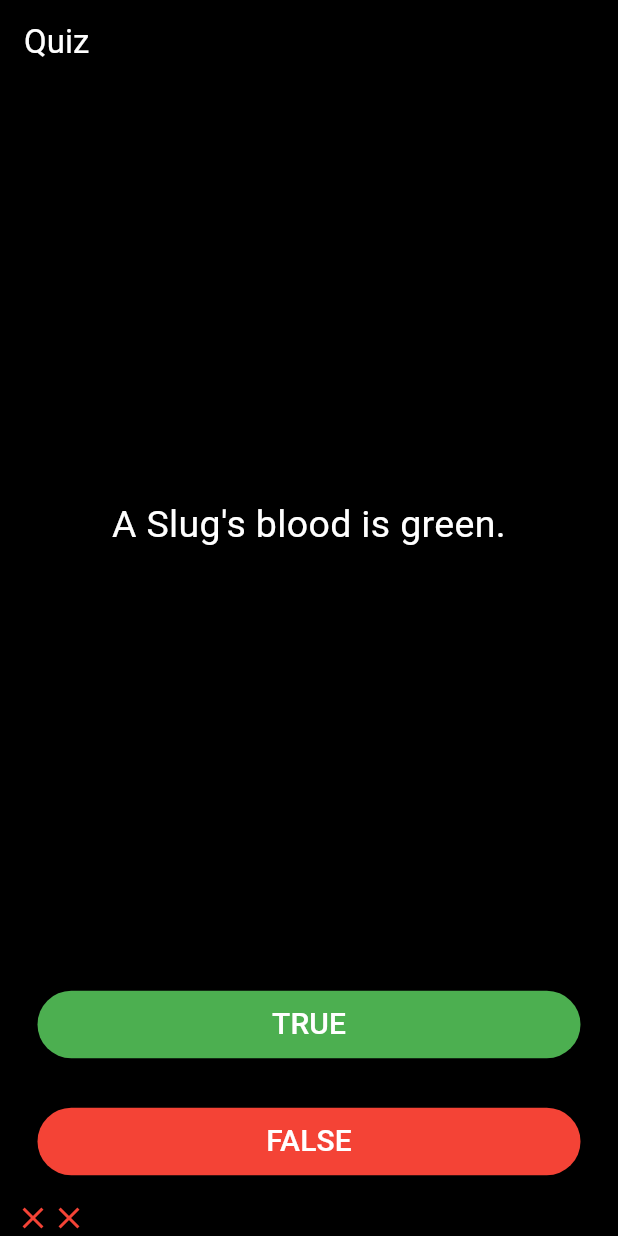
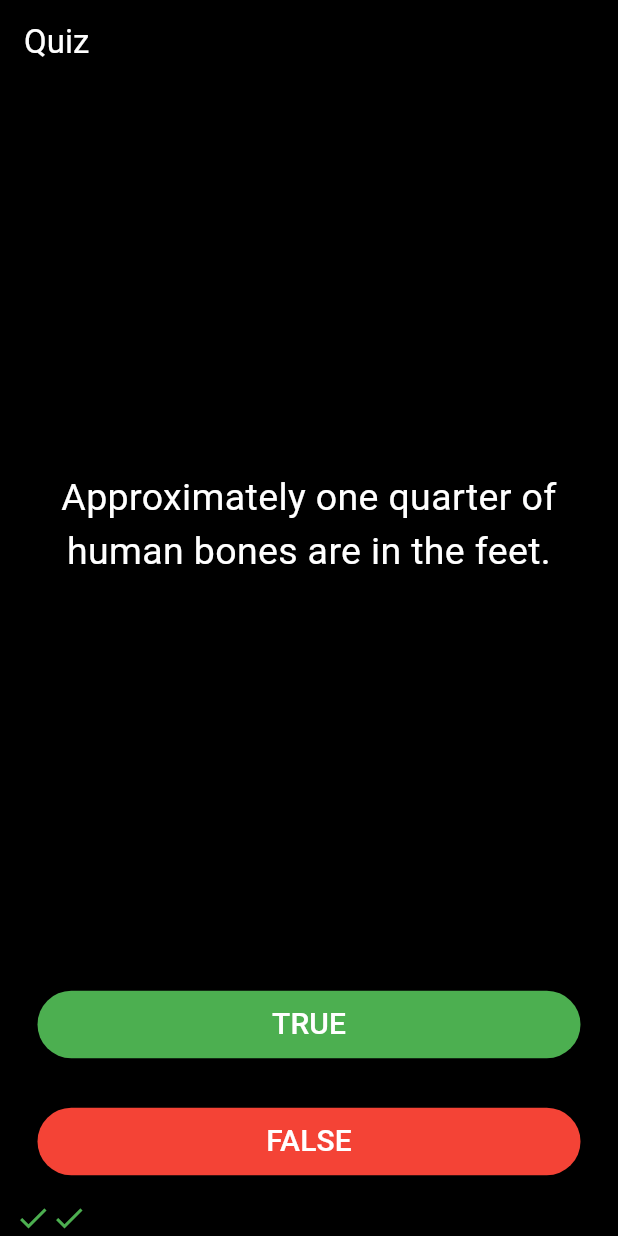
Before and after one commit to AtharvaParadkar/Quizzeler, a Flutter app: the screen it shows after launch, after a tap on "TRUE", after a tap on "FALSE", on a phone screen of 412 x 824 dp. Run offline on Flutter 3.47's test engine with Material 3 defaults, Android fonts, the phone set to English and light mode, and no system bars.

Commit message:
Added Questions

```diff
--- a/lib/main.dart
+++ b/lib/main.dart
@@ -1,9 +1,11 @@
 // ignore_for_file: avoid_print
 
 import 'package:flutter/material.dart';
-import 'questions.dart';
+import 'quizbrain.dart';
 
 void main() => runApp(const MyApp());
+
+QuizBrain quizbrain=QuizBrain();
 
 class MyApp extends StatelessWidget {
   const MyApp({super.key});
@@ -58,11 +60,6 @@ class _QuizPageState extends State<QuizPage> {
   // Questions q1 = Questions(
   //     qText: 'You can lead a cow downstairs but not upstairs.', qAnswer: false);
 
-  List<Questions> queans = [
-    Questions('You can lead a cow downstairs but not upstairs.', false),
-    Questions('Approximately one quarter of a human bone are in the feet.', true),
-    Questions('A Slug\'s blood is green.', true),
-  ];
 
   @override
   Widget build(BuildContext context) {
@@ -76,7 +73,7 @@ class _QuizPageState extends State<QuizPage> {
             padding: const EdgeInsets.all(10),
             child: Center(
               child: Text(
-                queans[queno].qText,
+                quizbrain.queans[queno].qText,
                 style: const TextStyle(
                   color: Colors.white,
                   fontSize: 25,
@@ -90,7 +87,7 @@ class _QuizPageState extends State<QuizPage> {
           padding: const EdgeInsets.all(15),
           child: TextButton(
             onPressed: () {
-              bool correctanswers = queans[queno].qAnswer;
+              bool correctanswers = quizbrain.queans[queno].qAnswer;
               if (correctanswers == true) {
                 score.add(
                   const Icon(
@@ -124,7 +121,7 @@ class _QuizPageState extends State<QuizPage> {
           padding: const EdgeInsets.all(15),
           child: TextButton(
             onPressed: () {
-              bool correctanswers = queans[queno].qAnswer;
+              bool correctanswers = quizbrain.queans[queno].qAnswer;
               if (correctanswers == false) {
                 score.add(
                   const Icon(
--- /dev/null
+++ b/lib/quizbrain.dart
@@ -0,0 +1,32 @@
+import 'Questions.dart';
+
+class QuizBrain {
+  List<Questions> queans = [
+    Questions('Some cats are actually allergic to humans', true),
+    Questions('You can lead a cow down stairs but not up stairs.', false),
+    Questions(
+        'Approximately one quarter of human bones are in the feet.', true),
+    Questions('A slug\'s blood is green.', true),
+    Questions('Buzz Aldrin\'s mother\'s maiden name was Moon\'s.', true),
+    Questions('It is illegal to pee in the Ocean in Portugal.', true),
+    Questions(
+        'No piece of square dry paper can be folded in half more than 7 times.',
+        false),
+    Questions(
+        'In London, UK, if you happen to die in the House of Parliament, you are technically entitled to a state funeral, because the building is considered too sacred a place.',
+        true),
+    Questions(
+        'The loudest sound produced by any animal is 188 decibels. That animal is the African Elephant.',
+        false),
+    Questions(
+        'The total surface area of two human lungs is approximately 70 square metres.',
+        true),
+    Questions('Google was originally called Backrub.', true),
+    Questions(
+        'Chocolate affects a dog\'s heart and nervous system; a few ounces are enough to kill a small dog.',
+        true),
+    Questions(
+        'In West Virginia, USA, if you accidentally hit an animal with your car, you are free to take it home to eat.',
+        true),
+  ];
+}
```
